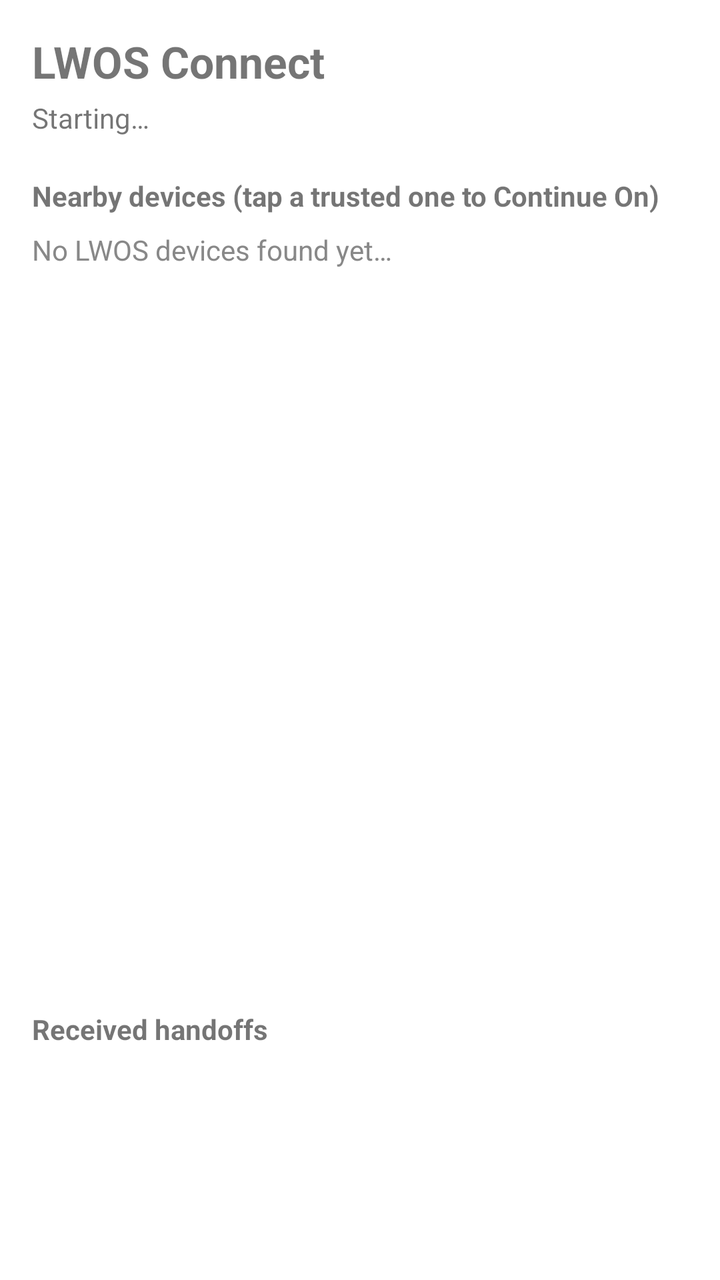
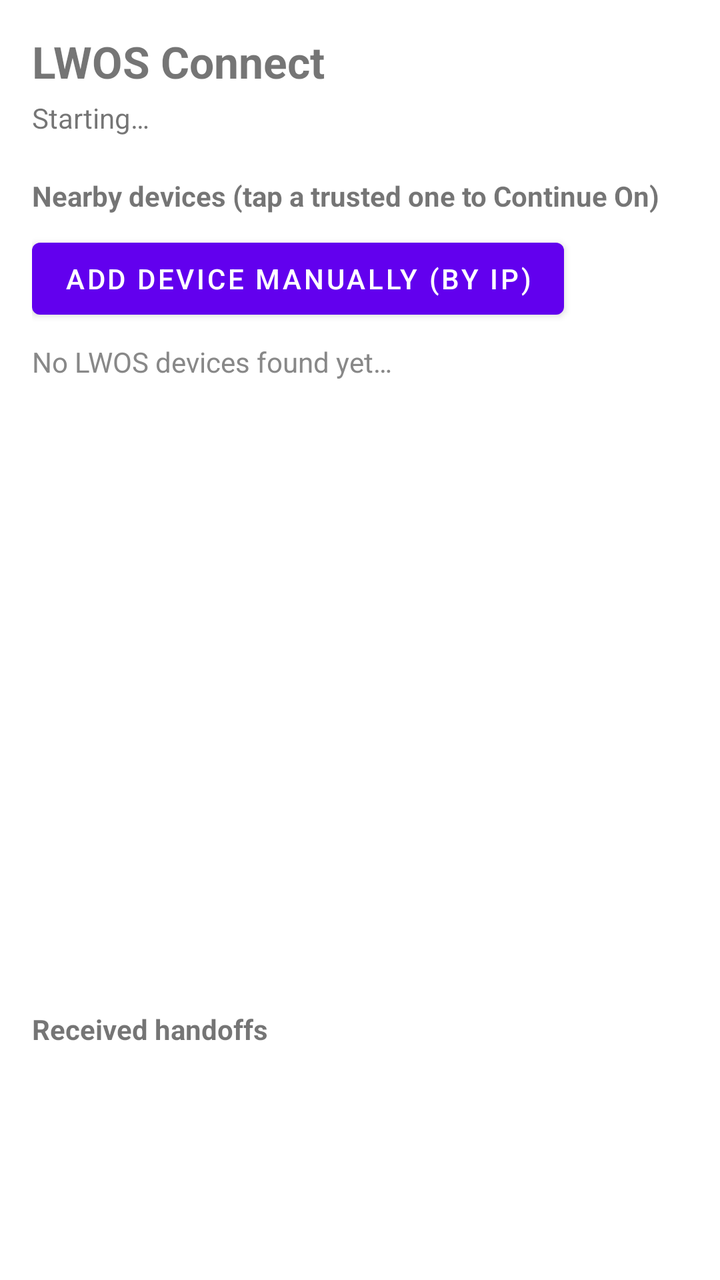

The first picture is an Android layout as it rendered before a commit; the second is the same layout after the commit. The layout source and the unified diff follow.
<!-- AndroidManifest.xml: application theme Theme.LwosConnect -->
<!-- res/layout/activity_main.xml -->
<?xml version="1.0" encoding="utf-8"?>
<LinearLayout xmlns:android="http://schemas.android.com/apk/res/android"
    android:layout_width="match_parent"
    android:layout_height="match_parent"
    android:orientation="vertical"
    android:padding="16dp">

    <TextView
        android:layout_width="wrap_content"
        android:layout_height="wrap_content"
        android:text="@string/app_name"
        android:textSize="22sp"
        android:textStyle="bold" />

    <TextView
        android:id="@+id/statusText"
        android:layout_width="match_parent"
        android:layout_height="wrap_content"
        android:layout_marginTop="4dp"
        android:text="@string/status_starting"
        android:textSize="14sp" />

    <TextView
        android:layout_width="wrap_content"
        android:layout_height="wrap_content"
        android:layout_marginTop="20dp"
        android:text="@string/nearby_devices_header"
        android:textStyle="bold" />

    <TextView
        android:id="@+id/emptyStateText"
        android:layout_width="match_parent"
        android:layout_height="wrap_content"
        android:layout_marginTop="8dp"
        android:text="@string/no_devices_found"
        android:textColor="#888888" />

    <androidx.recyclerview.widget.RecyclerView
        android:id="@+id/deviceList"
        android:layout_width="match_parent"
        android:layout_height="0dp"
        android:layout_weight="1"
        android:layout_marginTop="4dp" />

    <TextView
        android:layout_width="wrap_content"
        android:layout_height="wrap_content"
        android:layout_marginTop="12dp"
        android:text="@string/received_handoffs_header"
        android:textStyle="bold" />

    <ScrollView
        android:layout_width="match_parent"
        android:layout_height="100dp">

        <TextView
            android:id="@+id/handoffLog"
            android:layout_width="match_parent"
            android:layout_height="wrap_content"
            android:text="" />

    </ScrollView>

</LinearLayout>
<!-- resources referenced by this layout -->
<resources>
  <string name="app_name">LWOS Connect</string>
  <string name="nearby_devices_header">Nearby devices (tap a trusted one to Continue On)</string>
  <string name="no_devices_found">No LWOS devices found yet…</string>
  <string name="received_handoffs_header">Received handoffs</string>
  <string name="status_starting">Starting…</string>
  <style name="Theme.LwosConnect" parent="Theme.MaterialComponents.DayNight.NoActionBar" />
</resources>

<!-- the commit's change to res/layout/activity_main.xml (unified diff, before → after) -->
@@ -26,6 +26,13 @@
         android:layout_marginTop="20dp"
         android:text="@string/nearby_devices_header"
         android:textStyle="bold" />
+
+    <Button
+        android:id="@+id/addManualDeviceButton"
+        android:layout_width="wrap_content"
+        android:layout_height="wrap_content"
+        android:layout_marginTop="8dp"
+        android:text="@string/add_device_manually" />
 
     <TextView
         android:id="@+id/emptyStateText"
<!-- resource entries referenced after the edit -->
@@ -1,5 +1,6 @@
 <!-- resources referenced by this layout -->
 <resources>
+  <string name="add_device_manually">Add device manually (by IP)</string>
   <string name="app_name">LWOS Connect</string>
   <string name="nearby_devices_header">Nearby devices (tap a trusted one to Continue On)</string>
   <string name="no_devices_found">No LWOS devices found yet…</string>
